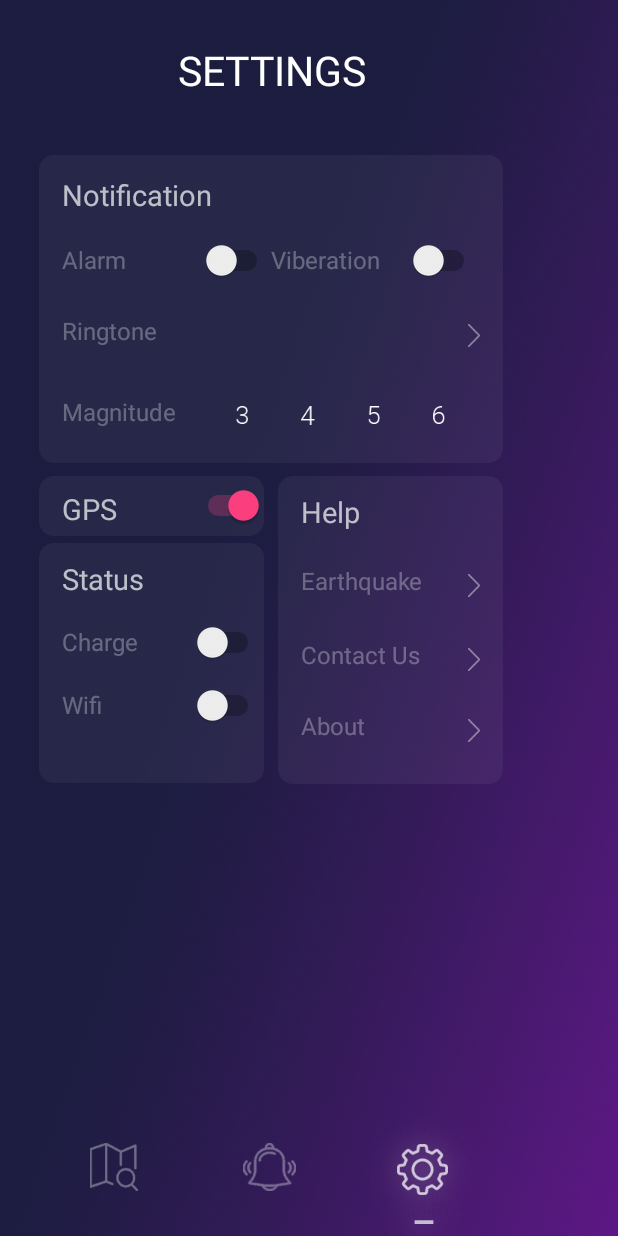
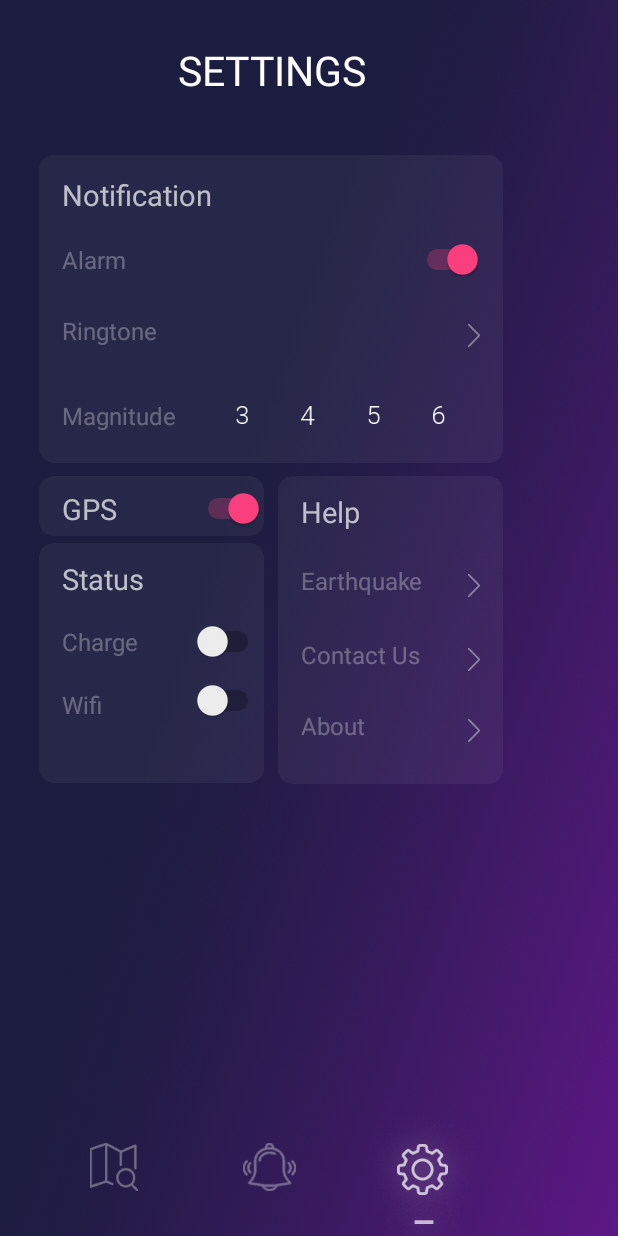
Before and after one commit to kevinyu0506/EarthquakeApp-Android, an Android app: the settings screen opened directly, with no data from a screen before it, on a phone screen of 412 x 824 dp. Run offline under Robolectric (Android 15) with nearby library versions, the phone set to English and light mode, and no system bars.

Commit message:
刪掉vibration開關 完成alarm開關

```diff
--- a/app/src/main/java/tw/edu/bpmlab/mis/nccu/earthquakeapp/settings.java
+++ b/app/src/main/java/tw/edu/bpmlab/mis/nccu/earthquakeapp/settings.java
@@ -11,11 +11,8 @@ import android.media.RingtoneManager;
 import android.net.Uri;
 import android.os.Build;
 import android.provider.MediaStore;
-import android.provider.Settings;
-import android.support.v4.content.res.TypedArrayUtils;
 import android.support.v7.app.AppCompatActivity;
 import android.os.Bundle;
-import android.view.GestureDetector;
 import android.view.View;
 import android.view.Window;
 import android.view.WindowManager;
@@ -24,13 +21,12 @@ import android.widget.CompoundButton;
 import android.widget.ImageButton;
 import android.widget.Switch;
 
-import java.sql.Array;
-
 import static android.media.AudioManager.RINGER_MODE_NORMAL;
 import static android.media.AudioManager.RINGER_MODE_SILENT;
 
 public class settings extends AppCompatActivity {
 
+    private static final int MY_PERMISSIONS_REQUEST_READ_CONTACTS = 100;
 
 
     @Override
@@ -107,17 +103,75 @@ public class settings extends AppCompatActivity {
 
         //紀錄viberation開關設定
 
+//        final AudioManager myAudioManager;
+//        myAudioManager = (AudioManager)getSystemService(Context.AUDIO_SERVICE);
+//
+//        final SharedPreferences vibrationIsSet = getSharedPreferences("vibration",0);
+//        boolean vibrate = vibrationIsSet.getBoolean("vibration",false);
+//        final Switch viberationSwitch = (Switch)findViewById(R.id.vibrationSwitch);
+//        vibrationIsSet.edit().clear().commit();
+//        viberationSwitch.setChecked(vibrate);
+//
+//
+//        viberationSwitch.setOnCheckedChangeListener(new CompoundButton.OnCheckedChangeListener() {
+//            @Override
+//            public void onCheckedChanged(CompoundButton buttonView, boolean isChecked) {
+//
+//
+//                NotificationManager notificationManager =
+//                        (NotificationManager)getSystemService(Context.NOTIFICATION_SERVICE);
+//
+//                if (Build.VERSION.SDK_INT >= Build.VERSION_CODES.N
+//                        && !notificationManager.isNotificationPolicyAccessGranted()) {
+//
+//                    Intent intent = new Intent(
+//                            android.provider.Settings
+//                                    .ACTION_NOTIFICATION_POLICY_ACCESS_SETTINGS);
+//
+//                    startActivity(intent);
+//                }
+//
+//
+//                if (isChecked){
+//                    vibrationIsSet.edit().clear();
+//                    viberationSwitch.setChecked(true);
+//                    vibrationIsSet.edit().putBoolean("vibration",true).commit();
+//                    myAudioManager.setRingerMode(RINGER_MODE_NORMAL);
+//
+//                }
+//                else {
+//                    vibrationIsSet.edit().clear();
+//                    viberationSwitch.setChecked(false);
+//                    vibrationIsSet.edit().putBoolean("vibration",false).commit();
+//                    myAudioManager.setRingerMode(RINGER_MODE_SILENT);
+//
+//                }
+//            }
+//        });
+
+
+
+        //alarm開關設定
+
         final AudioManager myAudioManager;
         myAudioManager = (AudioManager)getSystemService(Context.AUDIO_SERVICE);
 
-        final SharedPreferences viberationIsSet = getSharedPreferences("viberation",0);
-        boolean viberate = viberationIsSet.getBoolean("viberation",false);
-        final Switch viberationSwitch = (Switch)findViewById(R.id.viberationSwitch);
-        viberationIsSet.edit().clear().commit();
-        viberationSwitch.setChecked(viberate);
+        final SharedPreferences alarmIsSet = getSharedPreferences("alarm",0);
+        boolean alarm = alarmIsSet.getBoolean("alarm",false);
+        final Switch alarmSwitch = (Switch)findViewById(R.id.alarmSwitch);
+        alarmIsSet.edit().clear().commit();
+        alarmSwitch.setChecked(alarm);
 
+        switch (myAudioManager.getRingerMode()) {
+            case AudioManager.RINGER_MODE_NORMAL:
+                alarmSwitch.setChecked(true);
+                break;
+            case AudioManager.RINGER_MODE_SILENT:
+                alarmSwitch.setChecked(false);
+                break;
+        }
 
-        viberationSwitch.setOnCheckedChangeListener(new CompoundButton.OnCheckedChangeListener() {
+        alarmSwitch.setOnCheckedChangeListener(new CompoundButton.OnCheckedChangeListener() {
             @Override
             public void onCheckedChanged(CompoundButton buttonView, boolean isChecked) {
 
@@ -137,21 +191,22 @@ public class settings extends AppCompatActivity {
 
 
                 if (isChecked){
-                    viberationIsSet.edit().clear();
-                    viberationSwitch.setChecked(true);
-                    viberationIsSet.edit().putBoolean("viberation",true).commit();
+                    alarmIsSet.edit().clear();
+                    alarmSwitch.setChecked(true);
+                    alarmIsSet.edit().putBoolean("alarm",true).commit();
                     myAudioManager.setRingerMode(RINGER_MODE_NORMAL);
 
                 }
                 else {
-                    viberationIsSet.edit().clear();
-                    viberationSwitch.setChecked(false);
-                    viberationIsSet.edit().putBoolean("viberation",false).commit();
+                    alarmIsSet.edit().clear();
+                    alarmSwitch.setChecked(false);
+                    alarmIsSet.edit().putBoolean("alarm",false).commit();
                     myAudioManager.setRingerMode(RINGER_MODE_SILENT);
 
                 }
             }
         });
+
 
 
 
@@ -325,6 +380,8 @@ public class settings extends AppCompatActivity {
 
 
 
+        //GPS開關，可以導向手機設定GPS頁面
+
         final boolean gpsCheck = isOpenGps();
         final Switch gpsSwitch = (Switch) findViewById(R.id.gpsSwitch);
         gpsSwitch.setChecked(gpsCheck);
@@ -344,7 +401,60 @@ public class settings extends AppCompatActivity {
         );
 
 
+//        if (ContextCompat.checkSelfPermission(settings.this, Manifest.permission.ACCESS_COARSE_LOCATION) != PackageManager.PERMISSION_GRANTED &&
+//                ContextCompat.checkSelfPermission(settings.this, Manifest.permission.ACCESS_FINE_LOCATION) != PackageManager.PERMISSION_GRANTED) {
+//            if (ActivityCompat.shouldShowRequestPermissionRationale(settings.this,
+//                    Manifest.permission.ACCESS_COARSE_LOCATION)) {
+//                new AlertDialog.Builder(settings.this)
+//                        .setMessage("我真的沒有要做壞事, 給我權限吧?")
+//                        .setPositiveButton("OK", new DialogInterface.OnClickListener() {
+//                            @Override
+//                            public void onClick(DialogInterface dialog, int which) {
+//                                ActivityCompat.requestPermissions(settings.this,
+//                                        new String[]{Manifest.permission.ACCESS_COARSE_LOCATION},
+//                                        MY_PERMISSIONS_REQUEST_READ_CONTACTS);
+//                            }
+//                        })
+//                        .setNegativeButton("No", new DialogInterface.OnClickListener() {
+//                            @Override
+//                            public void onClick(DialogInterface dialog, int which) {
+//                                finish();
+//                            }
+//                        })
+//                        .show();
+//            } else {
+//
+//                ActivityCompat.requestPermissions(settings.this,
+//                        new String[]{Manifest.permission.ACCESS_COARSE_LOCATION, Manifest.permission.ACCESS_FINE_LOCATION},
+//                        MY_PERMISSIONS_REQUEST_READ_CONTACTS);
+//            }
+//        }
     }
+
+
+//    public void onRequestPermissionsResult(int requestCode,
+//                                           String permissions[], int[] grantResults) {
+//        switch (requestCode) {
+//            case MY_PERMISSIONS_REQUEST_READ_CONTACTS: {
+//
+//                // If request is cancelled, the result arrays are empty.
+//                if (grantResults.length > 0 && grantResults[0] == PackageManager.PERMISSION_GRANTED) {
+//                    // permission was granted, yay! Do the
+//                    // contacts-related task you need to do.
+//                } else {
+//                    finish();
+//                    // permission denied, boo! Disable the
+//                    // functionality that depends on this permission.
+//                }
+//                return;
+//            }
+//
+//            // other 'case' lines to check for other
+//            // permissions this app might request
+//        }
+//    }
+
+
 
 
 
@@ -362,5 +472,4 @@ public class settings extends AppCompatActivity {
     }
 
 
-
 }
--- a/app/src/main/res/layout/activity_settings.xml
+++ b/app/src/main/res/layout/activity_settings.xml
@@ -84,22 +84,9 @@
             android:layout_alignBaseline="@+id/ringtone"
             android:layout_alignBottom="@+id/ringtone"
             android:layout_alignParentEnd="true"
-            android:layout_alignStart="@+id/viberation" />
+            android:layout_toEndOf="@+id/alarmSwitch"
+            android:layout_alignStart="@+id/alarmSwitch" />
 
-
-        <TextView
-            android:id="@+id/viberation"
-            android:layout_width="wrap_content"
-            android:layout_height="wrap_content"
-            android:text="Viberation"
-            android:textSize="16dp"
-            android:layout_marginLeft="154.5dp"
-            android:layout_marginStart="154.5dp"
-            android:layout_marginTop="58.61dp"
-            android:layout_alignParentTop="true"
-            android:layout_alignParentLeft="true"
-            android:layout_alignParentStart="true"
-            android:textColor="#4Dffffff"/>
 
         <ImageView
             android:id="@+id/ringtoneArrow"
@@ -116,25 +103,16 @@
             android:id="@+id/alarmSwitch"
             android:layout_width="wrap_content"
             android:layout_height="wrap_content"
-            android:layout_alignBaseline="@+id/alarm"
             android:layout_alignBottom="@+id/alarm"
             android:layout_toRightOf="@+id/alarm"
-            android:layout_marginLeft="50dp"
-            android:layout_marginStart="50dp" />
-
-        <Switch
-            android:id="@+id/viberationSwitch"
-            android:layout_width="wrap_content"
-            android:layout_height="wrap_content"
-            android:layout_alignBaseline="@+id/viberation"
-            android:layout_alignBottom="@+id/viberation"
-            android:layout_alignRight="@+id/ringtoneArrow"
-            android:layout_alignEnd="@+id/ringtoneArrow" />
+            android:layout_marginLeft="190dp"
+            android:layout_marginStart="190dp"
+            android:layout_alignTop="@+id/alarm" />
 
 
         <RelativeLayout
             android:layout_width="match_parent"
-            android:layout_height="match_parent"
+            android:layout_height="76dp"
             android:layout_alignParentEnd="true"
             android:layout_below="@+id/ringtoneButton">
 
@@ -146,10 +124,10 @@
                 android:textSize="16dp"
                 android:layout_marginLeft="15dp"
                 android:layout_marginStart="15dp"
-                android:layout_marginTop="18dp"
                 android:layout_alignParentLeft="true"
                 android:layout_alignParentStart="true"
-                android:textColor="#4Dffffff"/>
+                android:textColor="#4Dffffff"
+                android:layout_centerVertical="true"/>
 
             <ImageButton
                 android:id="@+id/magnitude3"
@@ -159,7 +137,6 @@
                 android:layout_centerVertical="true"
                 android:layout_toRightOf="@+id/magnitude"
                 android:layout_marginLeft="40dp"/>
-            app:srcCompat="@drawable/magnitude_3"
 
 
             <ImageButton
@@ -170,7 +147,6 @@
                 android:layout_centerVertical="true"
                 android:layout_toRightOf="@+id/magnitude3"
                 android:layout_marginLeft="35dp"/>
-            app:srcCompat="@drawable/magnitude_4"
 
 
             <ImageButton
@@ -181,7 +157,6 @@
                 android:layout_centerVertical="true"
                 android:layout_toRightOf="@+id/magnitude4"
                 android:layout_marginLeft="35dp"/>
-            app:srcCompat="@drawable/magnitude_5"
 
 
             <ImageButton
@@ -195,7 +170,6 @@
 
 
         </RelativeLayout>
-        app:srcCompat="@drawable/magnitude_6"
 
 
 
@@ -205,11 +179,11 @@
         android:id="@+id/gpsLayout"
         android:layout_width="150dp"
         android:layout_height="40dp"
-        android:layout_marginTop="317dp"
         android:layout_marginLeft="26dp"
+        app:layout_constraintLeft_toLeftOf="parent"
+        android:background="@drawable/gps_frame"
         app:layout_constraintTop_toTopOf="parent"
-        app:layout_constraintLeft_toLeftOf="parent"
-        android:background="@drawable/gps_frame">
+        android:layout_marginTop="317dp">
 
         <TextView
             android:id="@+id/GPS"
@@ -229,9 +203,10 @@
             android:id="@+id/gpsSwitch"
             android:layout_width="wrap_content"
             android:layout_height="wrap_content"
-            android:layout_centerVertical="true"
             android:layout_alignParentRight="true"
-            android:layout_alignParentEnd="true" />
+            android:layout_alignParentEnd="true"
+            android:layout_alignBottom="@+id/GPS"
+            android:layout_alignTop="@+id/GPS" />
 
     </RelativeLayout>
 
@@ -293,17 +268,16 @@
             android:id="@+id/wifiSwitch"
             android:layout_width="wrap_content"
             android:layout_height="wrap_content"
-            android:layout_alignBaseline="@+id/chargeMode"
-            android:layout_alignBottom="@+id/chargeMode"
-            android:layout_alignParentEnd="true" />
+            android:layout_alignParentEnd="true"
+            android:layout_alignBottom="@+id/chargeMode" />
 
         <Switch
             android:id="@+id/chargeModeSwitch"
             android:layout_width="wrap_content"
             android:layout_height="wrap_content"
-            android:layout_alignBaseline="@+id/wifi"
             android:layout_alignBottom="@+id/wifi"
-            android:layout_alignParentEnd="true" />
+            android:layout_alignParentEnd="true"
+            android:layout_alignTop="@+id/wifi" />
 
 
     </RelativeLayout>
```
